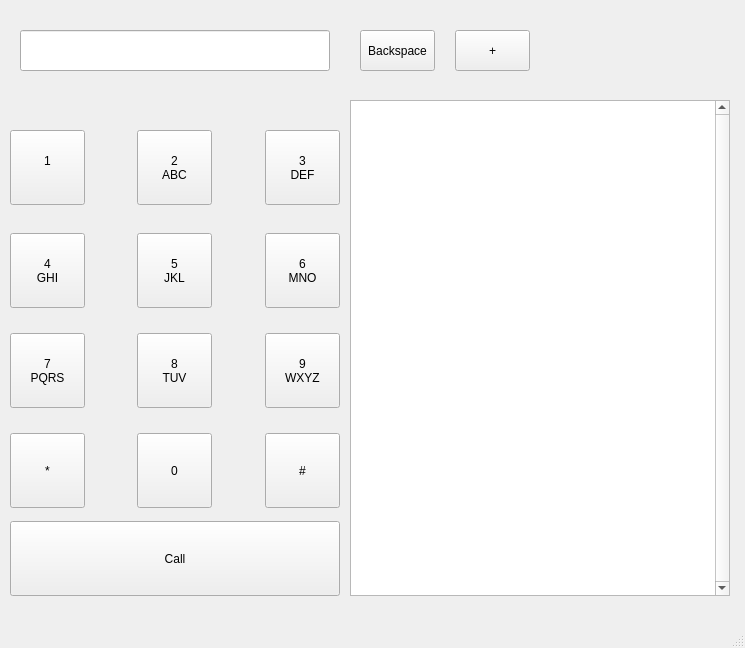
The window that mainwindow.ui (whitea17/phoneApp) describes before a commit, drawn with Qt 5.
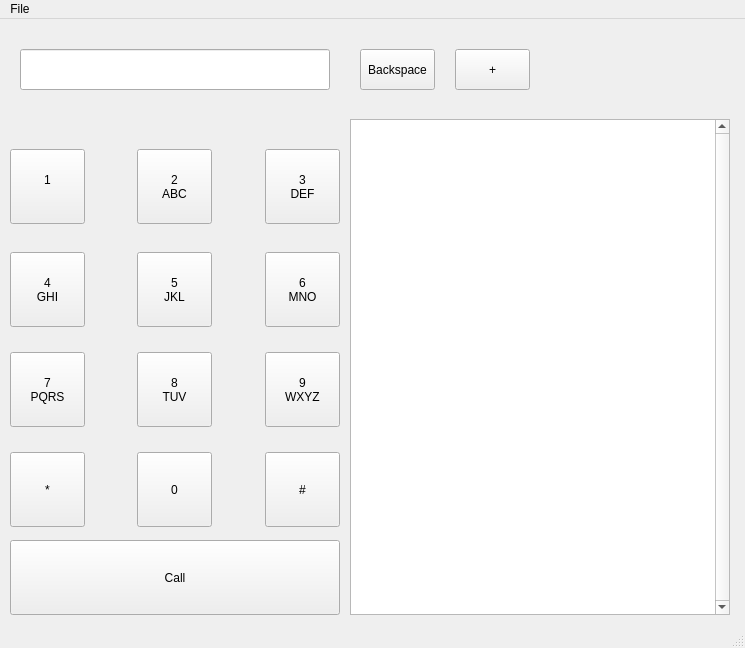
The same window after the commit.

Diff of the .ui file:
```diff
--- a/mainwindow.ui
+++ b/mainwindow.ui
@@ -257,6 +257,15 @@
      <height>22</height>
     </rect>
    </property>
+   <widget class="QMenu" name="menuFile">
+    <property name="title">
+     <string>File</string>
+    </property>
+    <addaction name="actionAdd_Address_Booklet"/>
+    <addaction name="separator"/>
+    <addaction name="actionExit"/>
+   </widget>
+   <addaction name="menuFile"/>
   </widget>
   <widget class="QStatusBar" name="statusbar"/>
  </widget>
```
Left out of the diff: 10 changed lines with no effect on the pictures.
